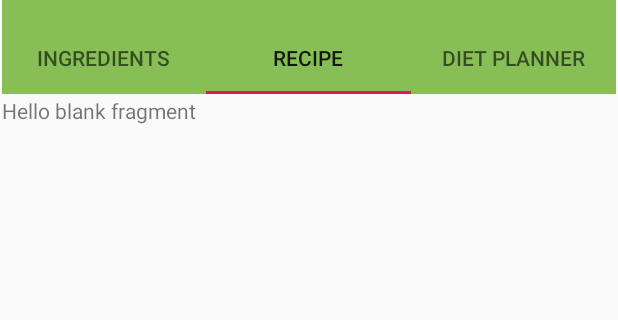
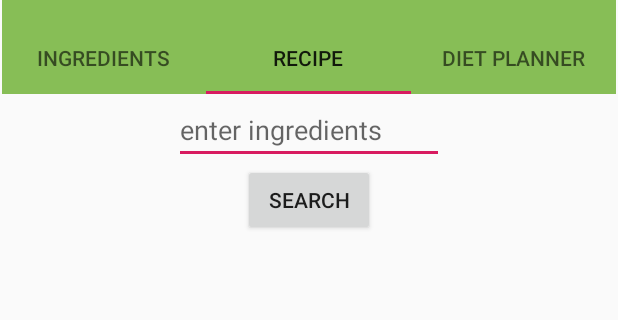
Before and after one commit to Shreya339/FoodGenics, an Android app: the screen it shows after launch once a user with an empty profile is signed in (HomePage), tab 2 chosen, on a phone screen of 412 x 824 dp, the part 62-382 px from its top. Run offline under Robolectric (Android 15) with nearby library versions, the phone set to English and light mode, and no system bars; our stand-ins replace Firebase (no records; nobody signed in at launch, a user with empty details on screens opened directly).

Commit message:
Ingredients search updated

```diff
--- a/app/src/main/AndroidManifest.xml
+++ b/app/src/main/AndroidManifest.xml
@@ -11,6 +11,8 @@
         android:roundIcon="@mipmap/ic_launcher_round"
         android:supportsRtl="true"
         android:theme="@style/AppTheme">
+        <activity android:name=".SearchAltAdapter"></activity>
+        <activity android:name=".SearchAlternative" />
         <activity android:name=".Register" />
         <activity android:name=".Login" />
         <activity
--- a/app/src/main/java/com/example/foodgenicsmain/HomePage.java
+++ b/app/src/main/java/com/example/foodgenicsmain/HomePage.java
@@ -56,6 +56,10 @@ public class HomePage extends AppCompatActivity {
                         Intent intent = new Intent(HomePage.this,HomePage.class);
                         startActivity(intent);
                         break;
+                    case R.id.nav_search_alt:
+                        Intent intent1 = new Intent(HomePage.this,SearchAlternative.class);
+                        startActivity(intent1);
+                        break;
                     case R.id.nav_set:
                         Toast.makeText(HomePage.this,"yeah this is settings",Toast.LENGTH_LONG).show();
                         break;
--- a/app/src/main/java/com/example/foodgenicsmain/SearchResult.java
+++ b/app/src/main/java/com/example/foodgenicsmain/SearchResult.java
@@ -12,6 +12,9 @@ public class SearchResult {
         this.ingredients = ingredients;
         this.recipe_name = recipe_name;
         this.ingredients = instructions;
+    }
+    public SearchResult(String ingredients){
+        this.ingredients = ingredients;
     }
 
     public String getIngredients() {
--- a/app/src/main/java/com/example/foodgenicsmain/secondFragment.java
+++ b/app/src/main/java/com/example/foodgenicsmain/secondFragment.java
@@ -2,11 +2,25 @@ package com.example.foodgenicsmain;
 
 import android.os.Bundle;
 
+import androidx.annotation.NonNull;
+import androidx.annotation.Nullable;
 import androidx.fragment.app.Fragment;
+import androidx.recyclerview.widget.LinearLayoutManager;
+import androidx.recyclerview.widget.RecyclerView;
 
+import android.util.Log;
 import android.view.LayoutInflater;
 import android.view.View;
 import android.view.ViewGroup;
+import android.widget.Button;
+import android.widget.EditText;
+import android.widget.TextView;
+
+import com.firebase.ui.database.FirebaseRecyclerAdapter;
+import com.firebase.ui.database.FirebaseRecyclerOptions;
+import com.google.firebase.database.DatabaseReference;
+import com.google.firebase.database.FirebaseDatabase;
+import com.google.firebase.database.Query;
 
 /**
  * A simple {@link Fragment} subclass.
@@ -14,6 +28,12 @@ import android.view.ViewGroup;
  * create an instance of this fragment.
  */
 public class secondFragment extends Fragment {
+
+    RecyclerView recyclerView;
+    EditText searchField;
+    Button search_btn;
+    private DatabaseReference databaseReference;
+    private FirebaseRecyclerAdapter adapter;
 
     // TODO: Rename parameter arguments, choose names that match
     // the fragment initialization parameters, e.g. ARG_ITEM_NUMBER
@@ -61,4 +81,72 @@ public class secondFragment extends Fragment {
         // Inflate the layout for this fragment
         return inflater.inflate(R.layout.fragment_second, container, false);
     }
+    @Override
+    public void onViewCreated(@NonNull View view, @Nullable Bundle savedInstanceState) {
+        super.onViewCreated(view, savedInstanceState);
+
+        recyclerView = view.findViewById(R.id.recyclerView);
+
+        Log.i("info","in override");
+
+        searchField = view.findViewById(R.id.search_field);
+        search_btn = view.findViewById(R.id.search_btn);
+        databaseReference = FirebaseDatabase.getInstance().getReference("Database");
+
+        search_btn.setOnClickListener(new View.OnClickListener() {
+            @Override
+            public void onClick(View view) {
+                String searchText = searchField.getText().toString();
+
+                Log.i("info",searchText+"null"+searchField);
+
+                Query query = databaseReference.orderByChild("title").startAt(searchText).endAt(searchText +"\uf8ff");
+
+                Log.i("info",searchText);
+
+                FirebaseRecyclerOptions<SearchResult> firebaseRecyclerOptions = new FirebaseRecyclerOptions.Builder<SearchResult>().setQuery(query, SearchResult.class).build();
+                adapter = new FirebaseRecyclerAdapter<SearchResult, firstFragment.SearchViewHolder>(firebaseRecyclerOptions) {
+
+                    @NonNull
+                    @Override
+                    public firstFragment.SearchViewHolder onCreateViewHolder(@NonNull ViewGroup parent, int viewType) {
+                        Log.i("info","inside search");
+                        View view = LayoutInflater.from(parent.getContext())
+                                .inflate(R.layout.list_layout, parent, false);
+
+                        return new firstFragment.SearchViewHolder(view);
+                    }
+
+                    @Override
+                    protected void onBindViewHolder(@NonNull firstFragment.SearchViewHolder holder, int position, @NonNull SearchResult model) {
+                        Log.i("info","in adapter");
+                        holder.setDefault(model.getRecipe_name(),model.getIngredients(),model.getInstructions());
+                    }
+                };
+                recyclerView.setAdapter(adapter);
+                recyclerView.setLayoutManager(new LinearLayoutManager(getActivity()));
+                adapter.startListening();
+
+            }
+        });
+
+    }
+    public static class SearchViewHolder extends  RecyclerView.ViewHolder{
+        View sView;
+        public SearchViewHolder(@NonNull View itemView) {
+            super(itemView);
+            Log.i("info","in inner class");
+            sView = itemView;
+        }
+
+        public void setDefault(String resp,String ingredients, String instruc){
+            Log.i("set default","in set");
+            TextView resps = sView.findViewById(R.id.res_name);
+            resps.setText(resp);
+            TextView ingred = sView.findViewById(R.id.ingred);
+            ingred.setText(ingredients);
+            TextView instr  = sView.findViewById(R.id.instruct);
+            instr.setText(instruc);
+        }
+    }
 }
--- a/app/src/main/res/layout/fragment_second.xml
+++ b/app/src/main/res/layout/fragment_second.xml
@@ -5,10 +5,35 @@
     android:layout_height="match_parent"
     tools:context=".secondFragment">
 
-    <!-- TODO: Update blank fragment layout -->
-    <TextView
+    <ScrollView
         android:layout_width="match_parent"
-        android:layout_height="match_parent"
-        android:text="@string/hello_blank_fragment" />
+        android:layout_height="match_parent">
+
+        <LinearLayout
+            android:layout_width="match_parent"
+            android:layout_height="match_parent"
+            android:orientation="vertical">
+
+            <EditText
+                android:id="@+id/search_field"
+                android:layout_width="180dp"
+                android:layout_height="wrap_content"
+                android:layout_gravity="center"
+                android:hint="enter ingredients" />
+
+            <Button
+                android:id="@+id/search_btn"
+                android:layout_width="wrap_content"
+                android:layout_height="match_parent"
+                android:layout_gravity="center"
+                android:text="Search" />
+
+            <androidx.recyclerview.widget.RecyclerView
+                android:id="@+id/recyclerView"
+                android:layout_width="match_parent"
+                android:layout_height="640dp" />
+
+        </LinearLayout>
+    </ScrollView>
 
 </FrameLayout>
--- a/app/src/main/res/menu/hamburger_menu.xml
+++ b/app/src/main/res/menu/hamburger_menu.xml
@@ -5,6 +5,9 @@
         android:id="@+id/group1">
         <item android:id="@+id/nav_home"
             android:title="Home">
+        </item>
+        <item android:id="@+id/nav_search_alt"
+            android:title="Search">
         </item>
     </group>
     <group android:checkableBehavior="single"
```
Also changed, not shown: app/src/main/java/com/example/foodgenicsmain/firstFragment.java (+7 -6 lines), app/src/main/res/layout/list_layout.xml (+9 -4 lines).
